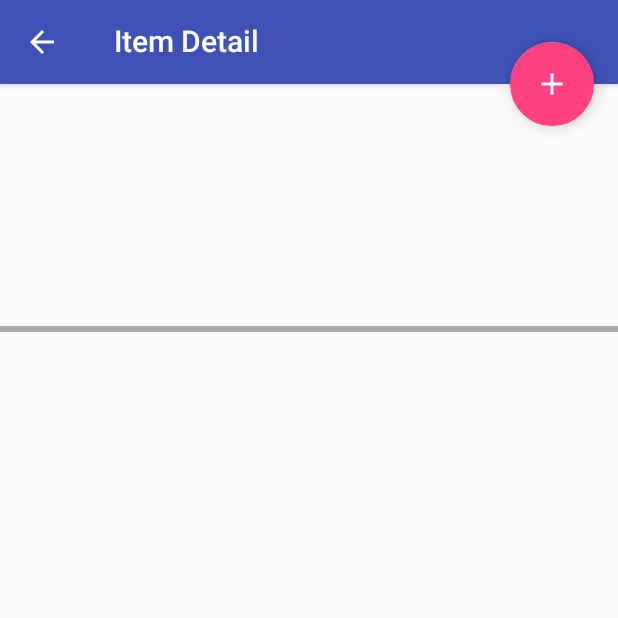
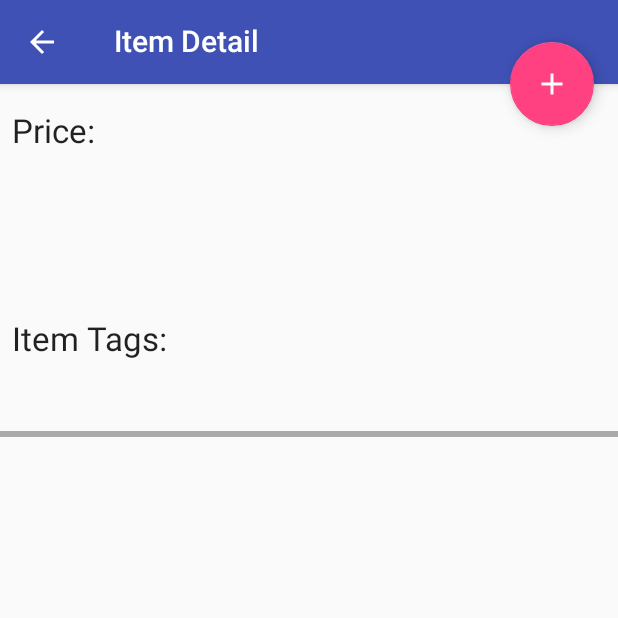
Before and after one commit to YoungMaker/iORC, an Android app: the ItemDetailFragment screen opened directly, with no data from a screen before it, on a phone screen of 412 x 824 dp, the top half of it. Run offline under Robolectric (Android 15) with nearby library versions, the phone set to English and light mode, and no system bars; 7 statements that could not run were skipped.

Commit message:
Added tags view to item detail panel

```diff
--- a/app/src/main/java/edu/ycp/cs482/iorc/ItemDetailFragment.java
+++ b/app/src/main/java/edu/ycp/cs482/iorc/ItemDetailFragment.java
@@ -92,7 +92,11 @@ public class ItemDetailFragment extends Fragment {
             ((TextView) rootView.findViewById(R.id.item_detail)).setText(mItem.description());
             ((TextView) rootView.findViewById(R.id.item_price)).setText(mItem.price());
         }
-
+        StringBuilder output = new StringBuilder();
+        for(String tag : mItem.itemClasses()){
+            output.append(tag).append(", ");
+        }
+        ((TextView) rootView.findViewById(R.id.item_tags)).setText(output);
         return rootView;
     }
 }
--- a/app/src/main/res/layout/item_detail.xml
+++ b/app/src/main/res/layout/item_detail.xml
@@ -1,29 +1,77 @@
 <android.support.v7.widget.LinearLayoutCompat
     xmlns:android="http://schemas.android.com/apk/res/android"
+    xmlns:tools="http://schemas.android.com/tools"
     android:layout_height="match_parent"
     android:layout_width="match_parent"
     android:orientation="vertical">
 
+    <LinearLayout
+        android:layout_width="match_parent"
+        android:layout_height="match_parent"
+        android:orientation="horizontal"
+        >
+
+        <TextView
+            style="?android:attr/textAppearanceLarge"
+            android:layout_width="wrap_content"
+            android:padding="8dp"
+            android:layout_height="85dp"
+            android:textIsSelectable="false"
+            android:text="@string/item_detail_price"
+            />
+        <TextView
+            android:id="@+id/item_price"
+            style="?android:attr/textAppearanceLarge"
+            android:layout_width="wrap_content"
+            android:layout_height="85dp"
+            android:padding="16dp"
+            android:textIsSelectable="true" />
+        <TextView
+            android:id="@+id/item_currency_name"
+            style="?android:attr/textAppearanceLarge"
+            android:layout_width="wrap_content"
+            android:layout_height="85dp"
+            android:padding="16dp"
+            android:textIsSelectable="true" />
+    </LinearLayout>
+
     <TextView
-        android:id="@+id/item_price"
-        style="?android:attr/textAppearanceLarge"
-        android:layout_width="match_parent"
-        android:layout_height="100dp"
-        android:padding="16dp"
-        android:textIsSelectable="true" />
-
-    <TextView xmlns:android="http://schemas.android.com/apk/res/android"
-        xmlns:tools="http://schemas.android.com/tools"
         android:id="@+id/item_detail"
         style="?android:attr/textAppearanceLarge"
         android:layout_width="match_parent"
-        android:layout_height="match_parent"
+        android:layout_height="wrap_content"
         android:padding="16dp"
         android:textIsSelectable="true"
         tools:context="edu.ycp.cs482.iorc.ItemDetailFragment" />
+
     <LinearLayout
         android:layout_width="match_parent"
-        android:layout_height="match_parent"
+        android:layout_height="wrap_content"
+        android:orientation="vertical"
+        >
+
+        <TextView
+            style="?android:attr/textAppearanceLarge"
+            android:layout_width="wrap_content"
+            android:layout_height="wrap_content"
+            android:padding="8dp"
+            android:textIsSelectable="false"
+            android:text="@string/item_tags"
+            tools:context="edu.ycp.cs482.iorc.ItemDetailFragment" />
+
+
+        <TextView
+            android:id="@+id/item_tags"
+            android:layout_width="match_parent"
+            android:layout_height="wrap_content"
+            android:padding="10dp"
+            android:textIsSelectable="true"
+            tools:context="edu.ycp.cs482.iorc.ItemDetailFragment" />
+    </LinearLayout>
+
+    <LinearLayout
+        android:layout_width="match_parent"
+        android:layout_height="wrap_content"
         android:background="@android:color/darker_gray">
 
         <FrameLayout
--- a/app/src/main/res/values/strings.xml
+++ b/app/src/main/res/values/strings.xml
@@ -284,5 +284,7 @@
     <!-- fragment_modifier_list.xml!-->
     <string name="modifiers">Modifiers:</string>
     <string name="menu_bail">Quit</string>
+    <string name="item_detail_price">Price:</string>
+    <string name="item_tags">Item Tags:</string>
 
 </resources>
```
